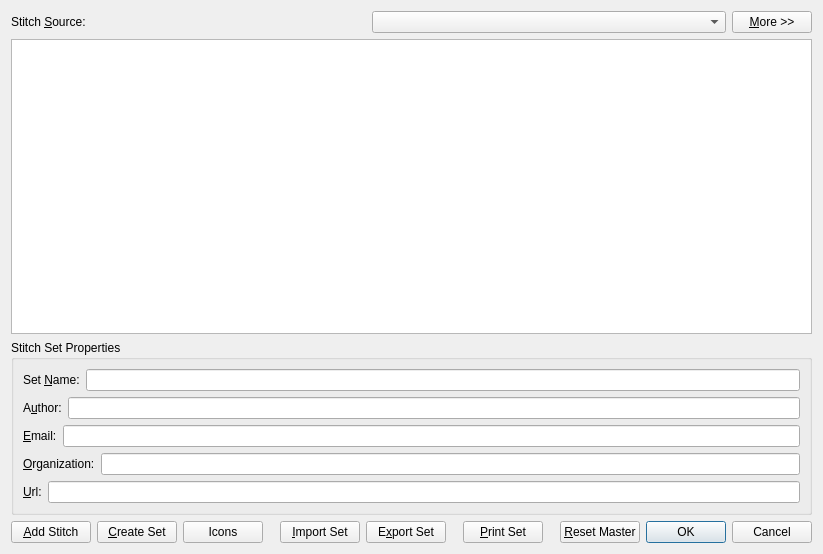
Above: src/stitchlibrary.ui from iPenguin/CrochetCharts before the change. Below: the same form after it.
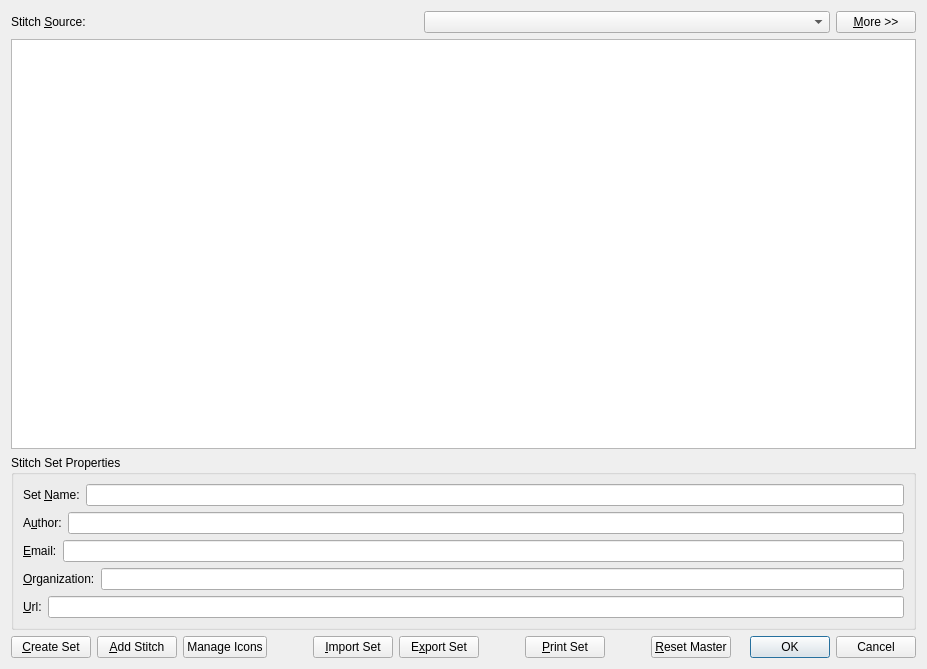
That is the form after the change.

Commit message: Create a dropdown menu for selecting the icon for the stitch

```diff
--- a/src/stitchlibrary.ui
+++ b/src/stitchlibrary.ui
@@ -6,8 +6,8 @@
    <rect>
     <x>0</x>
     <y>0</y>
-    <width>823</width>
-    <height>554</height>
+    <width>927</width>
+    <height>669</height>
    </rect>
   </property>
   <property name="sizePolicy">
@@ -185,13 +185,6 @@
        <property name="topMargin">
         <number>0</number>
        </property>
-       <item>
-        <widget class="QPushButton" name="addStitch">
-         <property name="text">
-          <string>&amp;Add Stitch</string>
-         </property>
-        </widget>
-       </item>
        <item>
         <widget class="QPushButton" name="createSet">
          <property name="text">
@@ -199,10 +192,17 @@
          </property>
         </widget>
        </item>
+       <item>
+        <widget class="QPushButton" name="addStitch">
+         <property name="text">
+          <string>&amp;Add Stitch</string>
+         </property>
+        </widget>
+       </item>
        <item>
         <widget class="QPushButton" name="icons">
          <property name="text">
-          <string>Icons</string>
+          <string>Manage Icons</string>
          </property>
         </widget>
        </item>
```
The commit also changes 3 other files.
